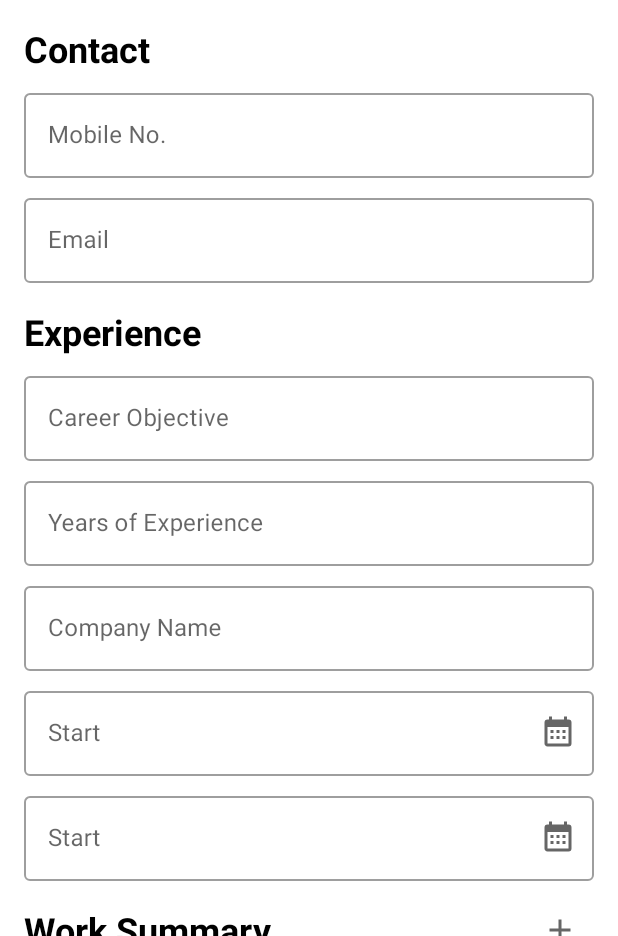
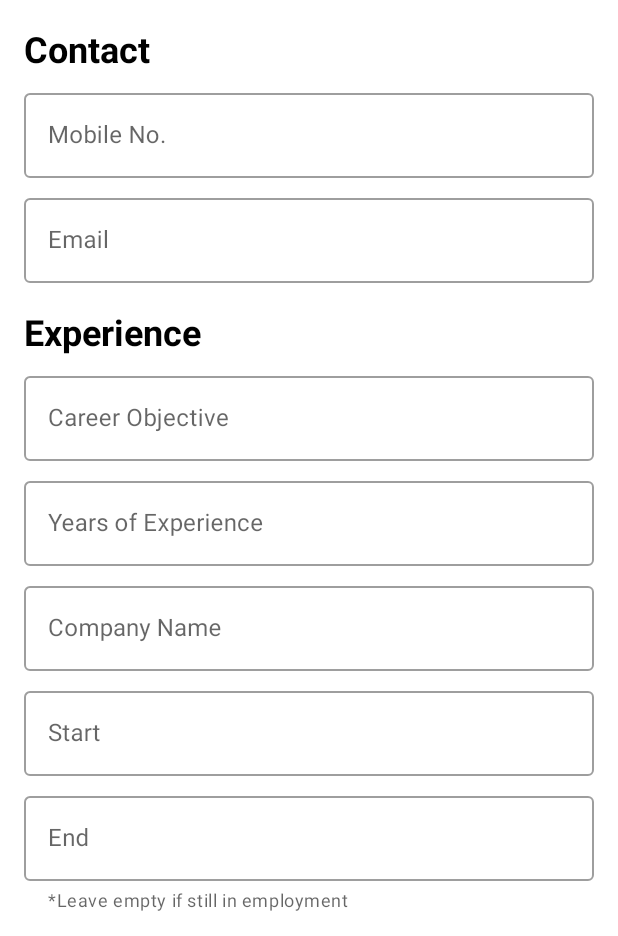
Before and after one commit to NutdanaiVankrua/AnyMindResume, an Android app: the ResumeDetailFragment screen opened through its navigation route, after a tap on an icon or button, on a phone screen of 412 x 824 dp, the part 300-1236 px from its top. Run offline under Robolectric (Android 15) with nearby library versions, the phone set to English and light mode, and no system bars.

Commit message:
feature: remove 3rd party month, year picker library for now due to support library not up to date with androidx

```diff
--- a/app/build.gradle
+++ b/app/build.gradle
@@ -55,8 +55,6 @@ dependencies {
     implementation "androidx.navigation:navigation-fragment-ktx:$nav_version"
     implementation "androidx.navigation:navigation-ui-ktx:$nav_version"
 
-    implementation "com.whiteelephant:monthandyearpicker:1.3.0"
-
     testImplementation 'junit:junit:4.13.2'
     androidTestImplementation 'androidx.test.ext:junit:1.1.3'
     androidTestImplementation 'androidx.test.espresso:espresso-core:3.4.0'
--- a/app/src/main/java/com/example/anymindresume/screen/resume/detail/ResumeDetailViewModel.kt
+++ b/app/src/main/java/com/example/anymindresume/screen/resume/detail/ResumeDetailViewModel.kt
@@ -53,10 +53,13 @@ class ResumeDetailViewModel : ViewModel() {
 
         val inputStartDate = ResumeForm.DatePicker(
             hint = "Start",
+            placeholderText = "mm/yyyy",
             type = ResumeForm.DatePicker.Type.CompanyStartDate(index = companySummaryCount)
         )
         val inputEndDate = ResumeForm.DatePicker(
-            hint = "Start",
+            hint = "End",
+            helperText = "*Leave empty if still in employment",
+            placeholderText = "mm/yyyy",
             type = ResumeForm.DatePicker.Type.CompanyEndDate(index = companySummaryCount)
         )
 
--- a/app/src/main/java/com/example/anymindresume/screen/resume/detail/ResumeForm.kt
+++ b/app/src/main/java/com/example/anymindresume/screen/resume/detail/ResumeForm.kt
@@ -35,6 +35,8 @@ sealed class ResumeForm {
 
     data class DatePicker(
         val hint: String,
+        val helperText: String? = null,
+        val placeholderText: String,
         val type: Type
     ) : ResumeForm() {
 
--- a/app/src/main/java/com/example/anymindresume/screen/resume/detail/view/holders/ResumeFormDatePickerViewHolder.kt
+++ b/app/src/main/java/com/example/anymindresume/screen/resume/detail/view/holders/ResumeFormDatePickerViewHolder.kt
@@ -9,7 +9,11 @@ class ResumeFormDatePickerViewHolder(
 ) : RecyclerView.ViewHolder(binding.root) {
 
     fun bind(item: ResumeForm.DatePicker) {
-        binding.textInputLayout.hint = item.hint
+        binding.textInputLayout.apply {
+            hint = item.hint
+            placeholderText = item.placeholderText
+            helperText = item.helperText
+        }
     }
 
 }
--- a/app/src/main/res/layout/view_holder_form_date_picker.xml
+++ b/app/src/main/res/layout/view_holder_form_date_picker.xml
@@ -11,12 +11,11 @@
         android:layout_width="match_parent"
         android:layout_height="wrap_content"
         android:paddingTop="@dimen/form_input_margin"
-        app:endIconDrawable="@drawable/ic_calendar"
-        app:endIconMode="custom"
         app:layout_constraintBottom_toBottomOf="parent"
         app:layout_constraintEnd_toEndOf="parent"
         app:layout_constraintStart_toStartOf="parent"
         app:layout_constraintTop_toTopOf="parent"
+        app:placeholderTextColor="@color/light_gray"
         tools:hint="Date Picker">
 
         <com.google.android.material.textfield.TextInputEditText
--- a/settings.gradle
+++ b/settings.gradle
@@ -10,7 +10,6 @@ dependencyResolutionManagement {
     repositories {
         google()
         mavenCentral()
-        jcenter()
     }
 }
 rootProject.name = "AnyMindResume"
```
